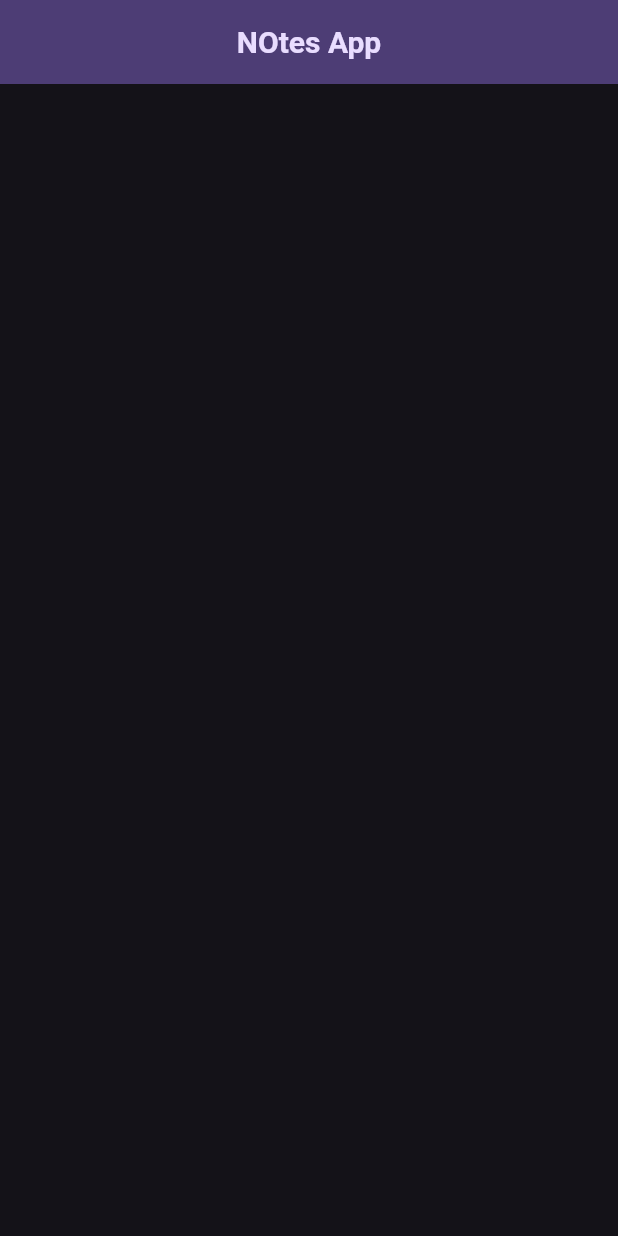
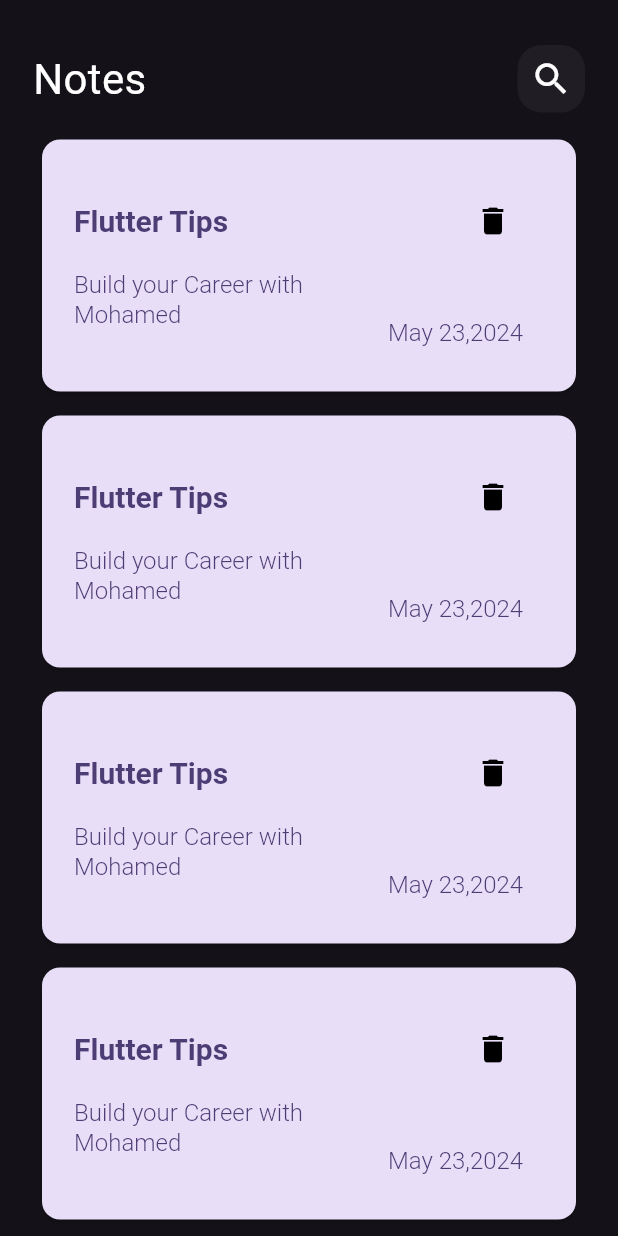
Before and after one commit to Mohamed-Mamdouh1/HiveNoteApp, a Flutter app: the screen it shows after launch, on a phone screen of 412 x 824 dp. Run offline on Flutter 3.47's test engine with Material 2 defaults, Android fonts, the phone set to English and light mode, and no system bars.

Commit message:
Add app bar and notes list view

```diff
--- a/lib/main.dart
+++ b/lib/main.dart
@@ -14,19 +14,14 @@ class HiveNotes extends StatelessWidget {
   @override
   Widget build(BuildContext context) {
     return MaterialApp(
+      debugShowCheckedModeBanner: false,
       theme: ThemeData(
         brightness: Brightness.dark,
         useMaterial3: true,
+        cardTheme: const CardTheme().copyWith(
 
-        appBarTheme: const AppBarTheme().copyWith(
-          backgroundColor: kColorScheme.onPrimaryContainer,
-          foregroundColor: kColorScheme.primaryContainer,
-          centerTitle: true,
-
-        ),
-        cardTheme: const CardTheme().copyWith(
             color: kColorScheme.secondaryContainer,
-            margin: const EdgeInsets.symmetric(horizontal: 16, vertical: 8)),
+            margin: const EdgeInsets.symmetric(horizontal: 16, vertical: 8),),
         elevatedButtonTheme: ElevatedButtonThemeData(
           style: ElevatedButton.styleFrom(
             primary: kColorScheme.primaryContainer,
--- a/lib/views/notes_view.dart
+++ b/lib/views/notes_view.dart
@@ -1,10 +1,11 @@
 import 'package:flutter/material.dart';
+import 'package:hive_note_app/views/widgets/note_view_body.dart';
 class NotesView extends StatelessWidget {
   const NotesView({Key? key}) : super(key: key);
   @override
   Widget build(BuildContext context) {
-    return Scaffold(
-      appBar: AppBar(title: Text("NOtes App",),),
+    return const Scaffold(
+     body:NoteViewBody() ,
 
     );
   }
--- /dev/null
+++ b/lib/views/widgets/custom_app_bar.dart
@@ -0,0 +1,23 @@
+import 'package:flutter/material.dart';
+
+import 'custom_search_icon.dart';
+class CustomAppBar extends StatelessWidget {
+  const CustomAppBar({Key? key}) : super(key: key);
+
+  @override
+  Widget build(BuildContext context) {
+    return Padding(
+      padding: const EdgeInsets.symmetric(horizontal: 10,vertical: 10),
+      child: Row(
+        children: const [
+          Text(
+            "Notes",
+            style: TextStyle(fontSize: 28, color: Colors.white),
+          ),
+          Spacer(),
+          CustomSearchIcon()
+        ],
+      ),
+    );
+  }
+}
--- /dev/null
+++ b/lib/views/widgets/custom_card.dart
@@ -0,0 +1,68 @@
+import 'package:flutter/material.dart';
+
+class CustomCard extends StatelessWidget {
+  const CustomCard({Key? key}) : super(key: key);
+
+  @override
+  Widget build(BuildContext context) {
+    return SizedBox(
+      width: double.infinity,
+      child: Card(
+
+        child: Row(
+          mainAxisSize: MainAxisSize.min,
+          mainAxisAlignment: MainAxisAlignment.spaceAround,
+
+          children: [
+            Column(
+              crossAxisAlignment: CrossAxisAlignment.start,
+              children: [
+                Text(
+                  "Flutter Tips",
+                  style: Theme.of(context).textTheme.titleLarge,
+                ),
+                const SizedBox(
+                  height: 20,
+                ),
+                Text(
+                  "Build your Career with \nMohamed ",
+                  overflow: TextOverflow.ellipsis,
+                  maxLines: 2,
+                  style: Theme.of(context)
+                      .textTheme
+                      .titleLarge
+                      ?.copyWith(fontSize: 16, fontWeight: FontWeight.w300),
+                )
+              ],
+            ),
+            Padding(
+              padding: const EdgeInsets.symmetric(horizontal: 10,vertical: 30),
+              child: Column(
+                crossAxisAlignment: CrossAxisAlignment.end,
+mainAxisAlignment: MainAxisAlignment.spaceBetween,
+                children: [
+                  IconButton(
+                      onPressed: () {},
+                      icon: const Icon(
+                        Icons.delete,
+                        color: Colors.black,
+                      )),
+                  const SizedBox(
+                    height: 40,
+                  ),
+                  Text(
+                    "May 23,2024 ",
+                    style: Theme.of(context)
+                        .textTheme
+                        .titleLarge
+                        ?.copyWith(fontSize: 16, fontWeight: FontWeight.w300),
+                  )
+                ],
+              ),
+            ),
+          ],
+        ),
+      ),
+    );
+  }
+}
--- /dev/null
+++ b/lib/views/widgets/custom_search_icon.dart
@@ -0,0 +1,18 @@
+import 'package:flutter/material.dart';
+class CustomSearchIcon extends StatelessWidget {
+  const CustomSearchIcon({Key? key}) : super(key: key);
+
+  @override
+  Widget build(BuildContext context) {
+    return Container(
+      height: 45,
+      width: 45,
+      decoration: BoxDecoration(
+          color: Colors.white.withOpacity(.05),
+          borderRadius: BorderRadius.circular(16)
+
+      ),
+      child: Center(child: Icon(Icons.search,size: 28,)),
+    );
+  }
+}
--- /dev/null
+++ b/lib/views/widgets/note_view_body.dart
@@ -0,0 +1,29 @@
+import 'package:flutter/material.dart';
+
+import 'custom_app_bar.dart';
+
+import 'notes_listview.dart';
+
+
+class NoteViewBody extends StatelessWidget {
+  const NoteViewBody({Key? key}) : super(key: key);
+
+  @override
+  Widget build(BuildContext context) {
+    return Padding(
+      padding: const EdgeInsets.symmetric(horizontal: 12),
+      child: Column(
+
+        children: const [
+          SizedBox(
+            height: 20,
+          ),
+
+          CustomAppBar(),
+
+        Expanded(child: NotesListView())
+        ],
+      ),
+    );
+  }
+}
--- /dev/null
+++ b/lib/views/widgets/notes_listview.dart
@@ -0,0 +1,14 @@
+import 'package:flutter/material.dart';
+
+import 'custom_card.dart';
+class NotesListView extends StatelessWidget {
+  const NotesListView({Key? key}) : super(key: key);
+
+  @override
+  Widget build(BuildContext context) {
+    return ListView.builder(padding:EdgeInsets.zero ,itemBuilder: (context,index)
+    {
+      return const  CustomCard();
+    });
+  }
+}
```
